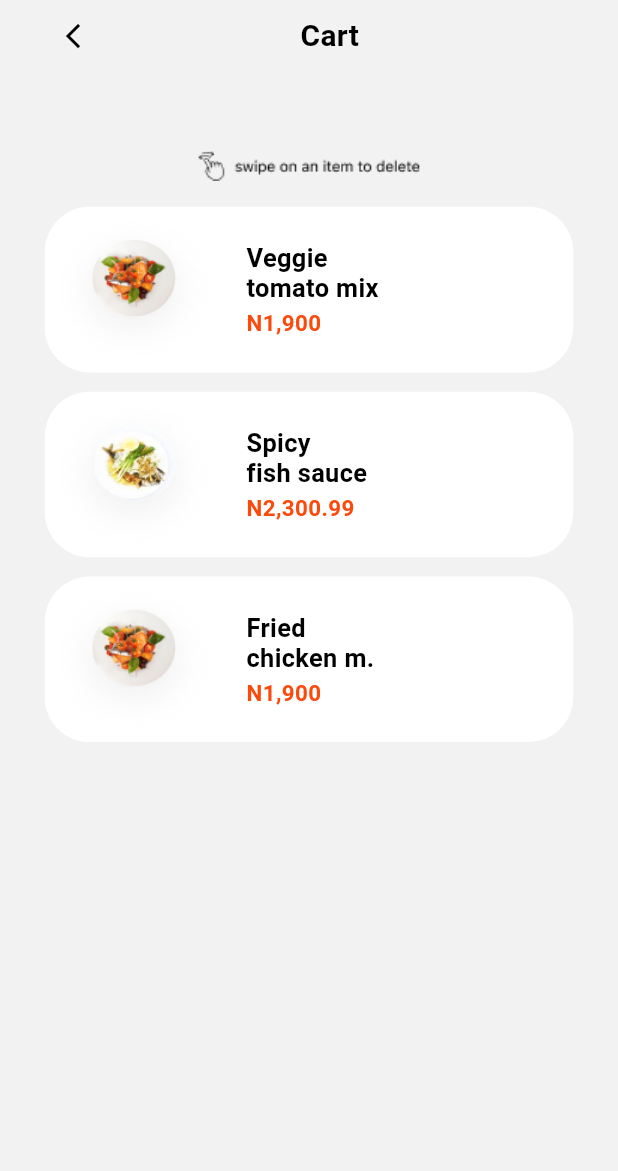
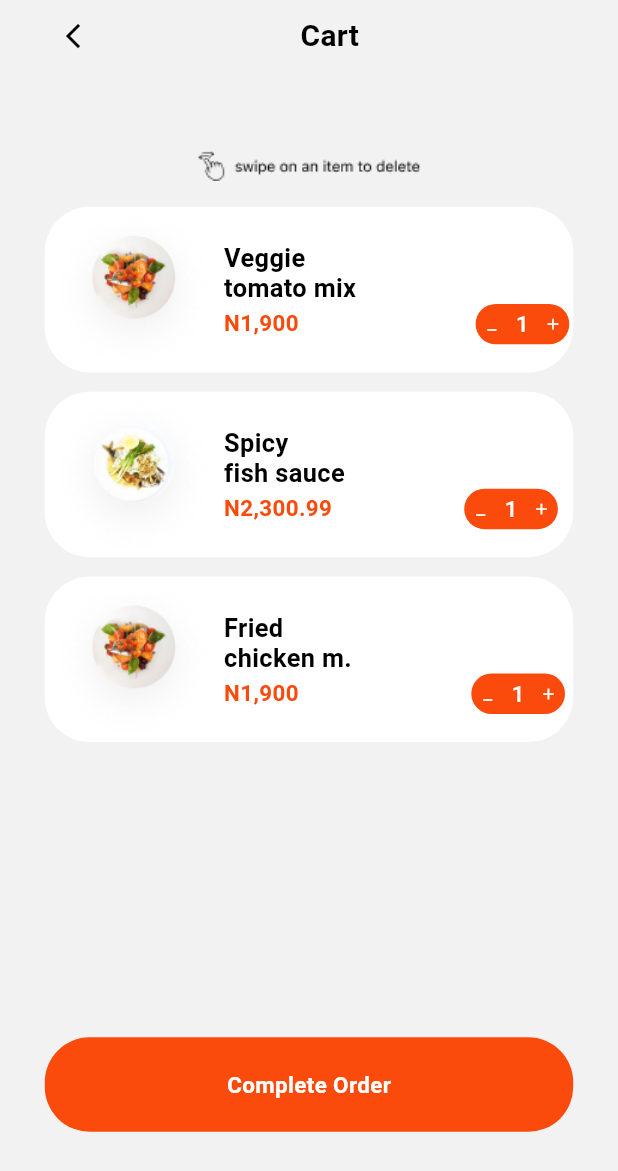
Before and after one commit to this-kin/Foodie, a Flutter app: the Cart screen opened by its route, on a phone screen of 412 x 824 dp. Shown: the top 1171 px of the screen. Run offline on Flutter 3.47's test engine with Material 2 defaults, Android fonts, the phone set to English and light mode, and no system bars; our stand-ins replace flutter_screenutil, flutter_svg; Roboto replaces fonts that are missing (SFProText).

Commit message:
cart page

```diff
--- a/lib/presentation/screens/cart.dart
+++ b/lib/presentation/screens/cart.dart
@@ -1,6 +1,7 @@
 import 'package:fooddelivery/constants/product_constants.dart';
 import 'package:fooddelivery/core/exports.dart';
 import 'package:fooddelivery/presentation/widgets/cart_widgets/cart_tile.dart';
+import 'package:fooddelivery/presentation/widgets/primary_button.dart';
 
 class Cart extends StatefulWidget {
   const Cart({Key? key}) : super(key: key);
@@ -19,11 +20,15 @@ class _CartState extends State<Cart> {
         child: Container(
           padding: EdgeInsets.symmetric(horizontal: 30.w),
           child: Column(
+            crossAxisAlignment: CrossAxisAlignment.start,
             children: [
               Row(
                 children: [
                   IconButton(
-                    icon: const Icon(Icons.arrow_back_ios),
+                    icon: Icon(
+                      Icons.arrow_back_ios,
+                      size: 20.sp,
+                    ),
                     onPressed: () {
                       // go back
                       Navigator.pop(context);
@@ -61,6 +66,13 @@ class _CartState extends State<Cart> {
                     },
                   );
                 },
+              ),
+              SizedBox(height: 200.h),
+              PrimaryButton(
+                text: "Complete Order",
+                onPressed: () {
+                  // checkout
+                },
               )
             ],
           ),
--- a/lib/presentation/widgets/cart_widgets/cart_tile.dart
+++ b/lib/presentation/widgets/cart_widgets/cart_tile.dart
@@ -39,9 +39,8 @@ class _CartTileState extends State<CartTile> {
                   widget.food!.image!,
                   height: 120.h,
                   width: 120.w,
-                  fit: BoxFit.fill,
+                  fit: BoxFit.cover,
                 ),
-                SizedBox(width: 15.w),
                 Column(
                   crossAxisAlignment: CrossAxisAlignment.start,
                   children: [
@@ -65,6 +64,58 @@ class _CartTileState extends State<CartTile> {
                       ),
                     ),
                   ],
+                ),
+                SizedBox(width: 80.w),
+                Column(
+                  children: [
+                    SizedBox(height: 50.h),
+                    Container(
+                      decoration: BoxDecoration(
+                        color: primaryColor,
+                        borderRadius: BorderRadius.circular(30.sp),
+                      ),
+                      child: Padding(
+                        padding: EdgeInsets.all(5.0.w),
+                        child: Row(
+                          crossAxisAlignment: CrossAxisAlignment.center,
+                          mainAxisAlignment: MainAxisAlignment.center,
+                          children: [
+                            InkWell(
+                              onTap: () {
+                                _count--;
+                              },
+                              child: Icon(
+                                Icons.minimize_outlined,
+                                color: whiteColor,
+                                size: 12.sp,
+                              ),
+                            ),
+                            SizedBox(width: 10.w),
+                            Text(
+                              _count.toString(),
+                              style: TextStyle(
+                                fontFamily: baseFontUrl,
+                                fontSize: 15.sp,
+                                fontWeight: FontWeight.w500,
+                                color: whiteColor,
+                              ),
+                            ),
+                            SizedBox(width: 10.w),
+                            InkWell(
+                              onTap: () {
+                                _count++;
+                              },
+                              child: Icon(
+                                Icons.add,
+                                color: whiteColor,
+                                size: 12.sp,
+                              ),
+                            ),
+                          ],
+                        ),
+                      ),
+                    )
+                  ],
                 )
               ],
             ),
--- a/lib/presentation/widgets/home_widget/food_widget.dart
+++ b/lib/presentation/widgets/home_widget/food_widget.dart
@@ -67,8 +67,8 @@ class FoodWidget extends StatelessWidget {
               right: 0,
               child: Image.asset(
                 image!,
-                height: 165.h,
-                width: 165.w,
+                height: 200.h,
+                width: 200.w,
                 fit: BoxFit.cover,
               ),
             )
@@ -138,7 +138,7 @@ class SecondFoodWidget extends StatelessWidget {
             ),
           ),
           Positioned(
-            top: -30.h,
+            top: -20.h,
             left: 0,
             right: 0,
             child: Image.asset(
```
